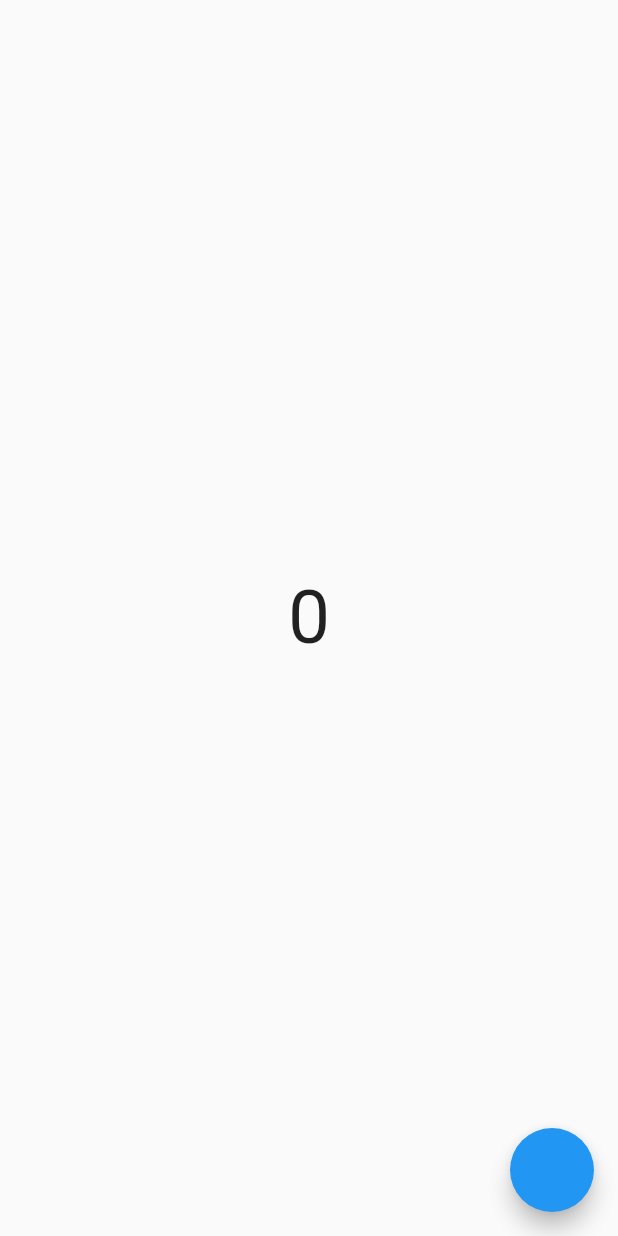
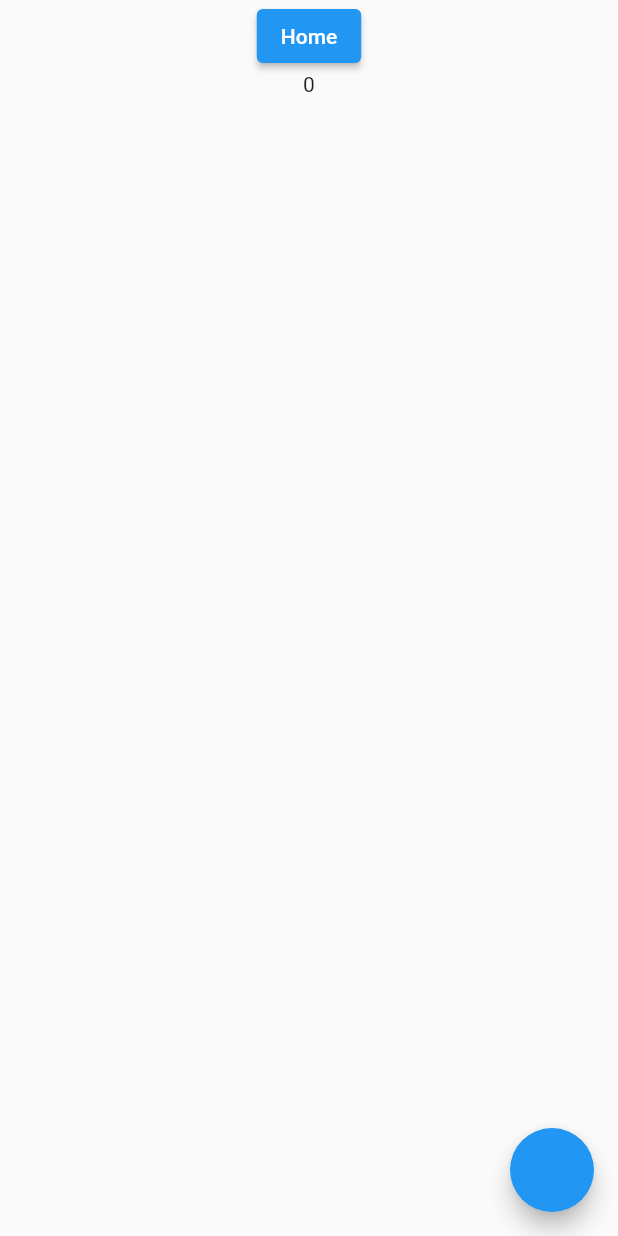
Before and after one commit to shahzebnaqvi/Stacked-Class, a Flutter app: the screen it shows after launch, on a phone screen of 412 x 824 dp. Run offline on Flutter 3.47's test engine with Material 2 defaults, Android fonts, the phone set to English and light mode, and no system bars; our stand-ins replace stacked, stacked_core, stacked_services.

Commit message:
locater added

```diff
--- a/lib/app/app.locator.dart
+++ b/lib/app/app.locator.dart
@@ -7,6 +7,9 @@
 // ignore_for_file: public_member_api_docs, implementation_imports, depend_on_referenced_packages
 
 import 'package:stacked_core/stacked_core.dart';
+import 'package:stacked_services/src/navigation/navigation_service.dart';
+
+import '../services/counter_service.dart';
 
 final locator = StackedLocator.instance;
 
@@ -17,4 +20,6 @@ Future<void> setupLocator(
       environment: environment, environmentFilter: environmentFilter);
 
 // Register dependencies
+  locator.registerSingleton(NavigationService());
+  locator.registerLazySingleton(() => CounterService());
 }
--- a/lib/main.dart
+++ b/lib/main.dart
@@ -1,7 +1,11 @@
 import 'package:flutter/material.dart';
-import 'package:stackedapp/views/home_view.dart';
+import 'package:stacked_services/stacked_services.dart';
+import 'package:stackedapp/app/app.locator.dart';
 
-void main() {
+import 'app/app.router.dart';
+
+void main() async {
+  await setupLocator();
   runApp(const MyApp());
 }
 
@@ -10,8 +14,9 @@ class MyApp extends StatelessWidget {
 
   @override
   Widget build(BuildContext context) {
-    return const MaterialApp(
-      home: HomeView(),
+    return MaterialApp(
+      navigatorKey: StackedService.navigatorKey,
+      onGenerateRoute: StackedRouter().onGenerateRoute,
     );
   }
 }
--- /dev/null
+++ b/lib/services/counter_service.dart
@@ -0,0 +1,8 @@
+class CounterService {
+  int abc = 0;
+
+  increamentValue() {
+    abc++;
+    print(abc);
+  }
+}
--- /dev/null
+++ b/lib/viewmodels/login_viewmodel.dart
@@ -0,0 +1,20 @@
+import 'package:stacked/stacked.dart';
+import 'package:stacked_services/stacked_services.dart';
+import 'package:stackedapp/services/counter_service.dart';
+
+import '../app/app.locator.dart';
+import '../app/app.router.dart';
+
+class LoginViewModel extends BaseViewModel {
+  final _navigationService = locator<NavigationService>();
+  final counterService = locator<CounterService>();
+
+  addValue() {
+    counterService.increamentValue();
+    rebuildUi();
+  }
+
+  navigateToHome() {
+    _navigationService.navigateToHomeView();
+  }
+}
--- a/lib/views/home_view.dart
+++ b/lib/views/home_view.dart
@@ -12,14 +12,14 @@ class HomeView extends StatelessWidget {
       viewModelBuilder: () => HomeViewModel(),
       builder: (context, viewModel, child) => Scaffold(
         floatingActionButton: FloatingActionButton(
-          onPressed: () {
-            viewModel.addCounterValue();
-          },
+          onPressed: () {},
         ),
-        body: Center(
-          child: Text(
-            "${viewModel.counter}",
-            style: const TextStyle(fontSize: 50),
+        body: SafeArea(
+          child: Center(
+            child: Text(
+              "${viewModel.counterService.abc}",
+              style: const TextStyle(fontSize: 50),
+            ),
           ),
         ),
       ),
--- a/lib/views/login_view.dart
+++ b/lib/views/login_view.dart
@@ -0,0 +1,37 @@
+import 'package:flutter/material.dart';
+import 'package:stacked/stacked.dart';
+
+import '../viewmodels/login_viewmodel.dart';
+
+class LoginView extends StatelessWidget {
+  const LoginView({super.key});
+
+  @override
+  Widget build(BuildContext context) {
+    return ViewModelBuilder<LoginViewModel>.reactive(
+      onViewModelReady: (viewModel) {},
+      viewModelBuilder: () => LoginViewModel(),
+      builder: (context, viewModel, child) => Scaffold(
+        floatingActionButton: FloatingActionButton(
+          onPressed: () {
+            viewModel.addValue();
+          },
+        ),
+        body: SafeArea(
+          child: Center(
+            child: Column(
+              children: [
+                ElevatedButton(
+                    onPressed: () {
+                      viewModel.navigateToHome();
+                    },
+                    child: Text("Home")),
+                Text(viewModel.counterService.abc.toString()),
+              ],
+            ),
+          ),
+        ),
+      ),
+    );
+  }
+}
```
Also changed, not shown: lib/app/app.dart (+13 -3 lines), lib/app/app.router.dart (+54 -10 lines), lib/viewmodels/home_viewmodel.dart (+4 -7 lines).
